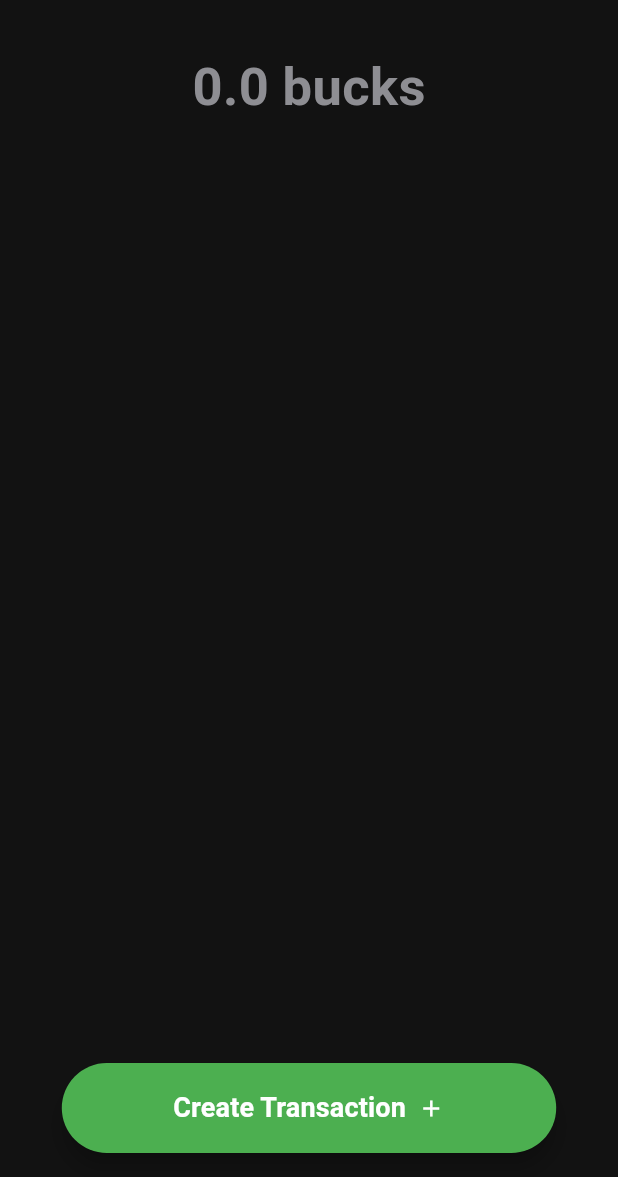
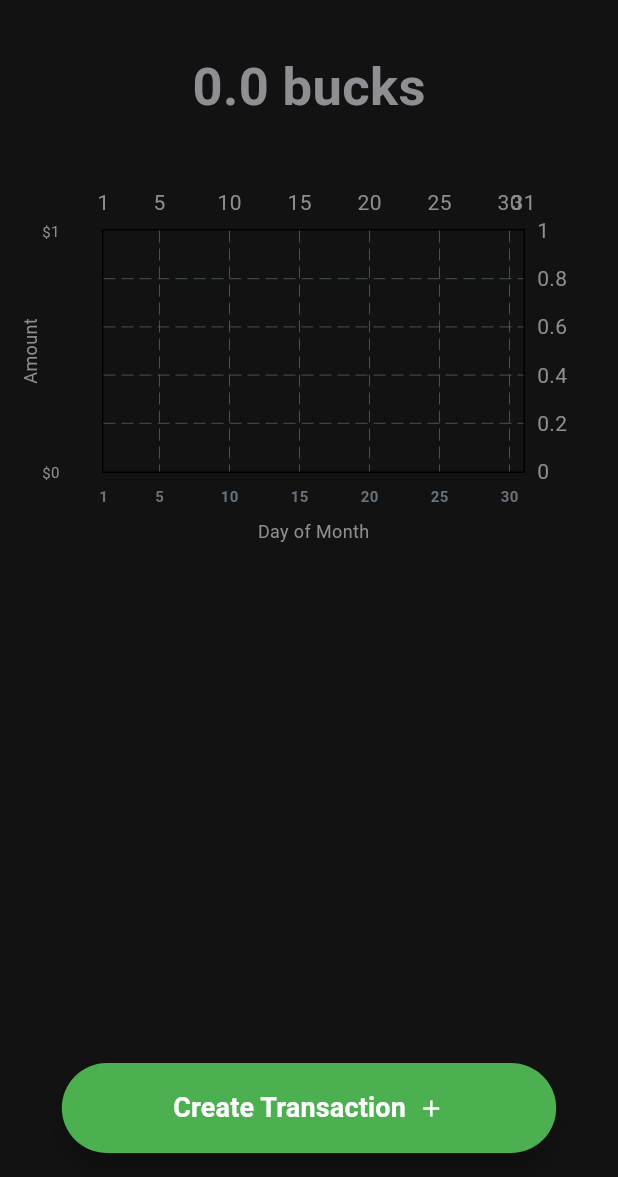
Before and after one commit to NrdyBhu1/finmanager, a Flutter app: the HomeScreen screen opened by its route, on a phone screen of 412 x 824 dp, the part 59-1236 px from its top. Run offline on Flutter 3.47's test engine with Material 3 defaults, Android fonts, the phone set to English and light mode, and no system bars; drawn by our look-alikes of fl_chart; our stand-ins replace hive, hive_flutter; accounts and stored records are empty; Roboto replaces fonts that are missing (SF Pro Display).

Commit message:
Added Monthly Charts

```diff
--- a/lib/finance_provider.dart
+++ b/lib/finance_provider.dart
@@ -138,6 +138,32 @@ class FinanceProvider with ChangeNotifier {
     }
   }
 
+  Map<int, double> get monthlyDebitDataByDay {
+    if (_currentSheet == null) {
+      return {};
+    }
+    final debits = _currentSheet!.transactions.where((t) => t.type != 'incoming');
+
+    final Map<int, double> dailyDebits = {};
+
+    if (_currentSheet!.transactions.isNotEmpty) {
+      final now = DateTime.now();
+      final lastDayOfMonth = DateTime(now.year, now.month + 1, 0).day;
+
+      for (int day = 1; day <= lastDayOfMonth; day++) {
+        dailyDebits[day] = 0.0;
+      }
+    }
+
+
+    for (var transaction in debits) {
+      final dayOfMonth = transaction.date.day;
+      dailyDebits[dayOfMonth] = (dailyDebits[dayOfMonth] ?? 0.0) + transaction.amount;
+    }
+
+    return dailyDebits;
+  }
+
   void deleteSheet(Sheet sheet) {
     if (_sheets.length > 1) {
       _sheets.remove(sheet);
--- a/lib/main.dart
+++ b/lib/main.dart
@@ -7,6 +7,8 @@ import 'config.dart';
 import 'transaction.dart';
 import 'sheets.dart';
 import 'finance_provider.dart';
+
+import 'monthly_chart.dart';
 
 import 'screens/lock_screen.dart';
 
@@ -74,6 +76,8 @@ class _HomeScreenState extends State<HomeScreen>
               ),
             ),
 
+            MonthlyDebitChart(),
+
             Expanded(
               child: ListView(
                 children: currentSheet.transactions.map((tran) {
@@ -81,6 +85,7 @@ class _HomeScreenState extends State<HomeScreen>
                 }).toList(),
               ),
             ),
+            SizedBox(height: 90.0),
           ],
         ),
       ),
--- /dev/null
+++ b/lib/monthly_chart.dart
@@ -0,0 +1,119 @@
+import 'package:fl_chart/fl_chart.dart';
+import 'package:flutter/material.dart';
+import 'package:provider/provider.dart';
+
+import 'config.dart';
+import 'finance_provider.dart';
+import 'transaction.dart';
+import 'sheets.dart';
+
+class MonthlyDebitChart extends StatelessWidget {
+  const MonthlyDebitChart({super.key});
+
+  Widget bottomTitleWidgets(double value, TitleMeta meta) {
+    const style = TextStyle(
+      color: Color(0xff68737d),
+      fontWeight: FontWeight.bold,
+      fontSize: 10,
+    );
+
+    final day = value.toInt();
+
+    if (day == 1 || day % 5 == 0) {
+      return SideTitleWidget(
+        meta: meta,
+        space: 8.0,
+        child: Text('$day', style: style),
+      );
+    }
+    return Container();
+  }
+
+  // Inside MonthlyDebitChart class's build method:
+  @override
+  Widget build(BuildContext context) {
+    final provider = Provider.of<FinanceProvider>(context);
+    final dailyDebitData = provider.monthlyDebitDataByDay;
+
+    // 1. Data Processing and Setup
+    List<FlSpot> chartSpots = dailyDebitData.entries
+    .map((entry) => FlSpot(entry.key.toDouble(), entry.value))
+    .toList();
+
+    // Calculate boundaries safely
+    final maxAmount = chartSpots.map((spot) => spot.y).fold(0.0, (a, b) => a > b ? a : b);
+    final maxX = dailyDebitData.keys.fold(31.0, (a, b) => b.toDouble() > a ? b.toDouble() : a);
+
+    // FIX 1 & 2: Safe Boundaries and Interval Calculation
+    final safeMaxY = maxAmount > 0 ? maxAmount * 1.1 : 1.0; // If no spending, set max to 1.0
+    final yInterval = maxAmount > 0 ? maxAmount / 3 : 1.0; // If no spending, set interval to 1.0
+
+    // 2. The Line Chart configuration
+    return AspectRatio(
+      aspectRatio: 1.5,
+      child: Padding(
+        padding: const EdgeInsets.only(right: 18, left: 12, top: 24, bottom: 12),
+        child: LineChart(
+          LineChartData(
+            // ... (Existing gridData and borderData) ...
+
+            titlesData: FlTitlesData(
+              // ... (Existing top and right titles) ...
+
+              // Bottom (X-axis) titles remain the same
+              bottomTitles: AxisTitles(
+                axisNameWidget: const Text('Day of Month', style: TextStyle(fontSize: 12)),
+                sideTitles: SideTitles(
+                  showTitles: true,
+                  reservedSize: 30,
+                  interval: 1,
+                  getTitlesWidget: bottomTitleWidgets,
+                ),
+              ),
+
+              // Left (Y-axis) titles with the fix
+              leftTitles: AxisTitles(
+                axisNameWidget: const Text('Amount', style: TextStyle(fontSize: 12)),
+                sideTitles: SideTitles(
+                  showTitles: true,
+                  reservedSize: 40,
+                  interval: yInterval, // <-- NOW USES THE SAFE INTERVAL
+                  getTitlesWidget: (value, meta) {
+                    return Text(
+                      '\$${value.toStringAsFixed(0)}', // Show whole numbers
+                      style: const TextStyle(fontSize: 10),
+                    );
+                  },
+                ),
+              ),
+            ),
+
+            // Define the chart boundaries with safeMaxY
+            minX: 1,
+            maxX: maxX,
+            minY: 0,
+            maxY: safeMaxY, // <-- NOW USES THE SAFE MAX Y
+
+            lineBarsData: [
+              LineChartBarData(
+                spots: chartSpots,
+                isCurved: true,
+                color: Colors.red.shade600,
+                barWidth: 3,
+                isStrokeCapRound: true,
+                // FIX 2 continuation: If no spending, show a single dot/line at 0
+                dotData: FlDotData(
+                  show: maxAmount > 0, // Only show dots if there is actual spending
+                ),
+                belowBarData: BarAreaData(
+                  show: true,
+                  color: Colors.red.shade600.withOpacity(0.3),
+                ),
+              ),
+            ],
+          ),
+        ),
+      ),
+    );
+  }
+}
--- a/pubspec.yaml
+++ b/pubspec.yaml
@@ -12,7 +12,7 @@ dependencies:
 
   provider: ^6.0.0
   cupertino_icons: ^1.0.8
-
+  fl_chart: ^1.1.1
   uuid: ^4.5.2
   intl: ^0.20.2
   hive: ^2.2.3
```
Also changed, not shown: pubspec.lock.
